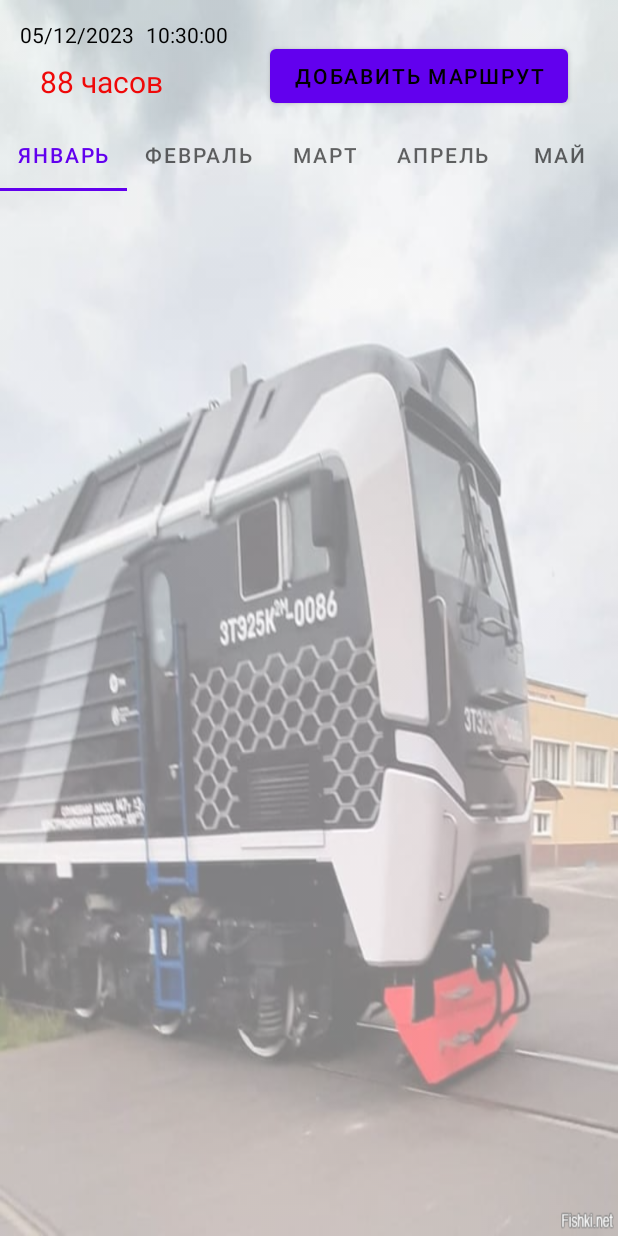
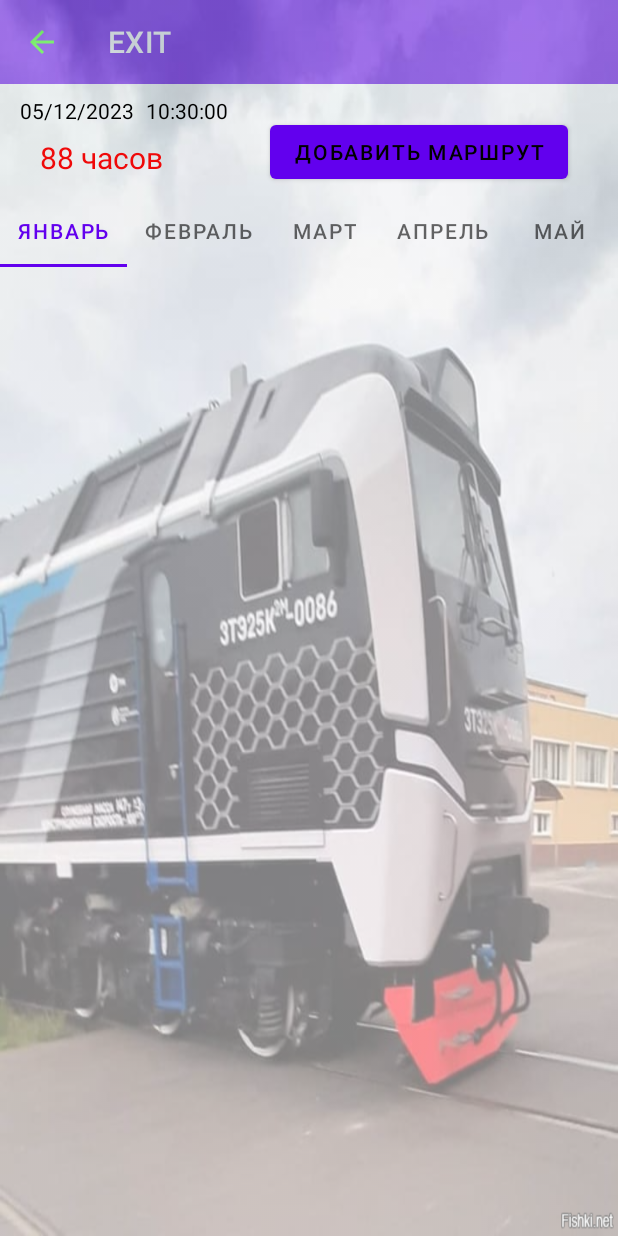
Before and after one commit to AlekseyUsk/Driver_route, an Android app: the screen it shows after launch (MainActivity), on a phone screen of 412 x 824 dp. Run offline under Robolectric (Android 15) with nearby library versions, the phone set to English and light mode, and no system bars; our stand-ins replace Firebase (no records; nobody signed in at launch, a user with empty details on screens opened directly), Room's generated code.

Commit message:
Добавил Toolbar и стрелку домой

```diff
--- a/app/src/main/java/com/bignerdranch/android/driversroute/ui/MainActivity.kt
+++ b/app/src/main/java/com/bignerdranch/android/driversroute/ui/MainActivity.kt
@@ -2,6 +2,7 @@
 
 import androidx.appcompat.app.AppCompatActivity
 import android.os.Bundle
+import android.view.MenuItem
 import com.bignerdranch.android.driversroute.R
 
 class MainActivity : AppCompatActivity() {
--- a/app/src/main/java/com/bignerdranch/android/driversroute/viewmodel/MainFragment.kt
+++ b/app/src/main/java/com/bignerdranch/android/driversroute/viewmodel/MainFragment.kt
@@ -61,10 +61,22 @@
     override fun onViewCreated(view: View, savedInstanceState: Bundle?) {
         super.onViewCreated(view, savedInstanceState)
 
+        toolbarMenu()
         currentDateTime()
         onClick()
         init()
         monitoringOfTheReceivedData()
+    }
+
+    private fun toolbarMenu() {
+        binding.toolbar.apply {
+            setNavigationIcon(R.drawable.ic_baseline_arrow_back_24)
+            title = "EXIT"
+
+            setNavigationOnClickListener {
+                requireActivity().finish()
+            }
+        }
     }
 
     private fun init() = with(binding) {
--- /dev/null
+++ b/app/src/main/res/drawable/ic_baseline_arrow_back_24.xml
@@ -0,0 +1,5 @@
+<vector android:autoMirrored="true" android:height="24dp"
+    android:tint="#25FD01" android:viewportHeight="24"
+    android:viewportWidth="24" android:width="24dp" xmlns:android="http://schemas.android.com/apk/res/android">
+    <path android:fillColor="@android:color/white" android:pathData="M20,11H7.83l5.59,-5.59L12,4l-8,8 8,8 1.41,-1.41L7.83,13H20v-2z"/>
+</vector>
--- a/app/src/main/res/layout/fragment_main.xml
+++ b/app/src/main/res/layout/fragment_main.xml
@@ -6,6 +6,23 @@
     android:layout_height="match_parent"
     android:backgroundTint="@color/card_color"
     tools:context=".viewmodel.MainFragment">
+
+    <com.google.android.material.appbar.AppBarLayout
+        android:id="@+id/bar_id"
+        android:layout_width="match_parent"
+        android:layout_height="wrap_content"
+        app:elevation="0dp"
+        app:layout_constraintLeft_toLeftOf="parent"
+        app:layout_constraintRight_toRightOf="parent"
+        app:layout_constraintTop_toTopOf="parent">
+
+        <androidx.appcompat.widget.Toolbar
+            android:id="@+id/toolbar"
+            android:layout_width="match_parent"
+            android:layout_height="wrap_content"
+            app:titleTextColor="@color/white" />
+
+    </com.google.android.material.appbar.AppBarLayout>
 
     <ImageView
         android:id="@+id/imageView"
@@ -26,14 +43,13 @@
         android:layout_width="match_parent"
         android:layout_height="wrap_content"
         android:layout_marginStart="5dp"
-        android:layout_marginTop="5dp"
         android:layout_marginEnd="5dp"
         app:cardBackgroundColor="@color/card_color"
         app:cardCornerRadius="12dp"
         app:cardElevation="0dp"
         app:layout_constraintEnd_toEndOf="parent"
         app:layout_constraintStart_toStartOf="parent"
-        app:layout_constraintTop_toTopOf="parent">
+        app:layout_constraintTop_toBottomOf="@+id/bar_id">
 
         <androidx.constraintlayout.widget.ConstraintLayout
             android:layout_width="match_parent"
```
